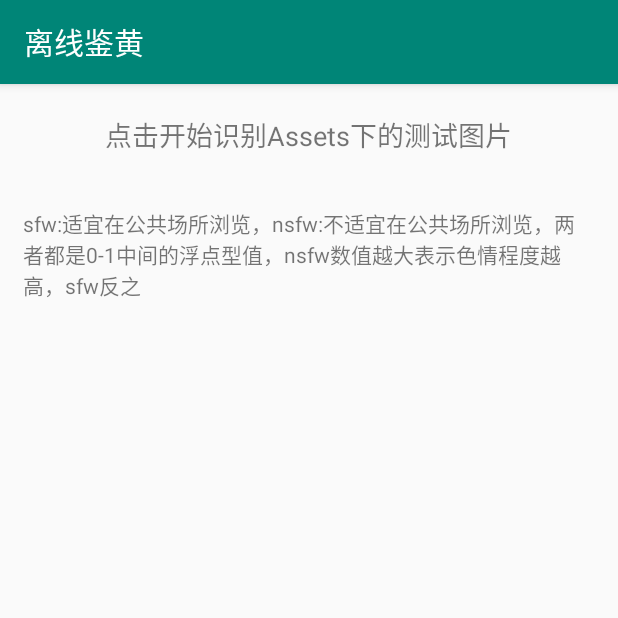
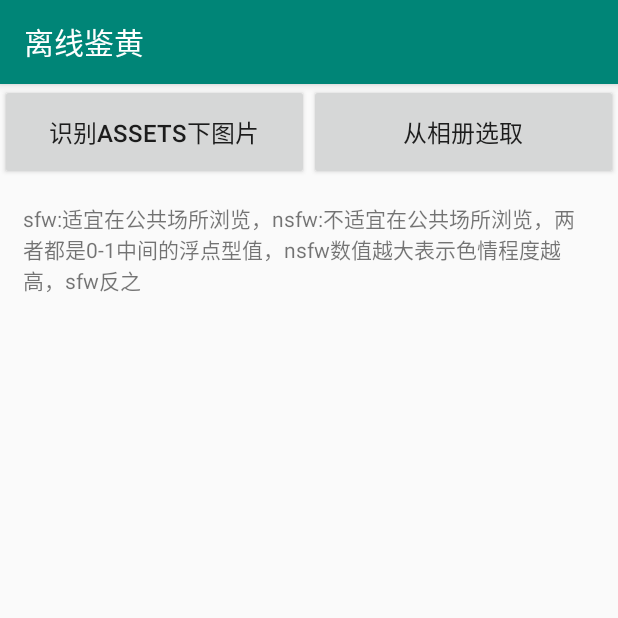
Before and after one commit to devzwy/open_nsfw_android, an Android app: the screen it shows after launch (MainActivity), on a phone screen of 412 x 824 dp, the top half of it. Run offline under Robolectric (Android 15) with nearby library versions, the phone set to English and light mode, and no system bars; libraries missing offline, so code that uses them is left out: com.chad.library, com.luck.picture, org.tensorflow.lite; network calls fail; 1 statement that could not run was skipped.

Commit message:
修复部分图片识别不准确的问题。

```diff
--- a/app/src/main/AndroidManifest.xml
+++ b/app/src/main/AndroidManifest.xml
@@ -1,7 +1,6 @@
 <?xml version="1.0" encoding="utf-8"?>
 <manifest xmlns:android="http://schemas.android.com/apk/res/android"
     package="com.example.open_nsfw_android">
-    <uses-permission android:name="android.permission.CAMERA"/>
     <uses-permission android:name="android.permission.READ_EXTERNAL_STORAGE"/>
     <uses-permission android:name="android.permission.WRITE_EXTERNAL_STORAGE"/>
     <application
@@ -11,6 +10,7 @@
         android:roundIcon="@mipmap/icon"
         android:supportsRtl="true"
         android:theme="@style/AppTheme">
+
         <activity android:name=".MainActivity">
             <intent-filter>
                 <action android:name="android.intent.action.MAIN" />
--- a/app/src/main/java/com/example/open_nsfw_android/MainActivity.kt
+++ b/app/src/main/java/com/example/open_nsfw_android/MainActivity.kt
@@ -1,45 +1,120 @@
 package com.example.open_nsfw_android
 
-import android.annotation.SuppressLint
+import android.content.Intent
 import android.graphics.BitmapFactory
 import android.os.Bundle
 import android.support.v7.app.AppCompatActivity
 import android.support.v7.widget.LinearLayoutManager
+import android.view.View
+import com.luck.picture.lib.PictureSelector
+import com.luck.picture.lib.config.PictureConfig
+import com.luck.picture.lib.config.PictureMimeType
+import com.luck.picture.lib.entity.LocalMedia
 import com.zwy.nsfw.api.NsfwHelper
 import kotlinx.android.synthetic.main.activity_main.*
 
 
-class MainActivity : AppCompatActivity() {
+class MainActivity : AppCompatActivity(), View.OnClickListener {
+
     var nsfwHelper: NsfwHelper? = null
     var mainAdapter: MainAdapter? = null
     var index = 0
-    val listData: ArrayList<MyNsfwBean> = ArrayList<MyNsfwBean>()
-    @SuppressLint("SetTextI18n")
+    var listData: ArrayList<MyNsfwBean> = ArrayList<MyNsfwBean>()
+    var selectList: List<LocalMedia>? = null
+
     override fun onCreate(savedInstanceState: Bundle?) {
         super.onCreate(savedInstanceState)
         setContentView(R.layout.activity_main)
-        //assets 目录下的timg-10.jpeg为正常静态图片  ccc.gif 为动态正常图片 可用作测试
-//        val b = BitmapFactory.decodeStream(resources.assets.open("img/06 (1).jpg"))
-//        iv.setImageBitmap(b)
-        nsfwHelper = NsfwHelper.getInstance(this, true, 1)
+        initNsfwHelper()
+        initAdapter()
+        initClickListener()
+    }
+
+    override fun onClick(v: View) {
+        when (v.id) {
+            R.id.bt_sc_assets -> {
+                reScAssetsImgs()
+            }
+            R.id.bt_sc_from_other -> {
+                PictureSelector.create(this)
+                    .openGallery(PictureMimeType.ofImage())//全部.ofAll()、图片.、视频.ofVideo()、音频.ofAudio()
+                    .maxSelectNum(20)// 最大图片选择数量 int
+                    .minSelectNum(1)// 最小选择数量 int
+                    .imageSpanCount(3)// 每行显示个数 int
+                    .selectionMode(PictureConfig.MULTIPLE)// 多选 or 单选  or PictureConfig.SINGLE
+                    .previewImage(true)// 是否可预览图片 true or false
+                    .isCamera(false)// 是否显示拍照按钮 true or false
+                    .isZoomAnim(true)// 图片列表点击 缩放效果 默认true
+                    .selectionMedia(selectList)
+                    .sizeMultiplier(0.5f)// glide 加载图片大小 0~1之间 如设置 .glideOverride()无效
+                    .previewEggs(true)// 预览图片时 是否增强左右滑动图片体验(图片滑动一半即可看到上一张是否选中) true or false
+                    .forResult(0x01);//结果回调onActivityResult code
+            }
+        }
+    }
+
+
+    override fun onActivityResult(requestCode: Int, resultCode: Int, data: Intent?) {
+        super.onActivityResult(requestCode, resultCode, data)
+        if (requestCode == 0x01 && resultCode == RESULT_OK) {
+            selectList = PictureSelector.obtainMultipleResult(data)
+            if (selectList != null && selectList?.size ?: 0 > 0)
+                reScFromImgs(selectList!!)
+        }
+    }
+
+
+    private fun initClickListener() {
+        bt_sc_assets.setOnClickListener(this)
+        bt_sc_from_other.setOnClickListener(this)
+    }
+
+    private fun initAdapter() {
         mainAdapter = MainAdapter(null)
         rv.layoutManager = LinearLayoutManager(this)
         rv.adapter = mainAdapter
-        tv_start.setOnClickListener {
-            for (a in resources.assets.list("img")) {
-                val path = "img/${a}"
-                val b = BitmapFactory.decodeStream(resources.assets.open(path))
-                listData.add(MyNsfwBean(0f, 0f, path, b))
-                nsfwHelper?.scanBitmap(b) { sfw, nsfw ->
+    }
+
+    private fun initNsfwHelper() {
+        nsfwHelper = NsfwHelper.getInstance(this, false, 1)
+    }
+
+    private fun reScFromImgs(list: List<LocalMedia>) {
+        index = 0
+        mainAdapter?.setNewData(null)
+        listData = ArrayList<MyNsfwBean>()
+        Thread(Runnable {
+            for (lm in list) {
+                val bitmap = BitmapFactory.decodeFile(lm.path)
+                listData.add(MyNsfwBean(0.0f, 0.0f, lm.path, bitmap))
+                nsfwHelper?.scanBitmap(bitmap) { sfw, nsfw ->
                     listData[index].sfw = sfw
                     listData[index].nsfw = nsfw
                     mainAdapter?.addData(listData[index])
                     mainAdapter?.notifyItemInserted(index)
+                    rv.scrollToPosition(index)
                     index++
                 }
             }
+        }).start()
+    }
 
+    private fun reScAssetsImgs() {
+        index = 0
+        mainAdapter?.setNewData(null)
+        listData = ArrayList<MyNsfwBean>()
+        for (a in resources.assets.list("img")) {
+            val path = "img/${a}"
+            val b = BitmapFactory.decodeStream(resources.assets.open(path))
+            listData.add(MyNsfwBean(0f, 0f, path, b))
+            nsfwHelper?.scanBitmap(b) { sfw, nsfw ->
+                listData[index].sfw = sfw
+                listData[index].nsfw = nsfw
+                mainAdapter?.addData(listData[index])
+                mainAdapter?.notifyItemInserted(index)
+                rv.scrollToPosition(index)
+                index++
+            }
         }
-
     }
 }
--- a/app/src/main/java/com/example/open_nsfw_android/MainAdapter.kt
+++ b/app/src/main/java/com/example/open_nsfw_android/MainAdapter.kt
@@ -8,7 +8,7 @@ import android.widget.TextView
 import com.chad.library.adapter.base.BaseQuickAdapter
 import com.chad.library.adapter.base.BaseViewHolder
 
-class MainAdapter(val nsfwList: List<MyNsfwBean>?) :
+class MainAdapter(nsfwList: List<MyNsfwBean>?) :
     BaseQuickAdapter<MyNsfwBean, BaseViewHolder>(R.layout.main_item, nsfwList) {
 
     @SuppressLint("SetTextI18n")
@@ -17,15 +17,15 @@ class MainAdapter(val nsfwList: List<MyNsfwBean>?) :
         val imageView = helper.getView<ImageView>(R.id.iv)
         val view = helper.getView<RelativeLayout>(R.id.view)
         var nsfwStr = "色情图片"
-        var  color = ContextCompat.getColor(mContext,R.color.nsfw1)
+        var color = ContextCompat.getColor(mContext, R.color.nsfw1)
         when (item.nsfw) {
             in 0.0..0.3 -> {
                 nsfwStr = "正常图片"
-                color = ContextCompat.getColor(mContext,R.color.nsfw3)
+                color = ContextCompat.getColor(mContext, R.color.nsfw3)
             }
-            in 0.3..0.7 -> {
+            in 0.3..0.6 -> {
                 nsfwStr = "👙比基尼"
-                color = ContextCompat.getColor(mContext,R.color.nsfw2)
+                color = ContextCompat.getColor(mContext, R.color.nsfw2)
             }
         }
         textView.text =
--- a/app/src/main/res/layout/activity_main.xml
+++ b/app/src/main/res/layout/activity_main.xml
@@ -4,13 +4,26 @@
               android:orientation="vertical"
               android:layout_width="match_parent"
               android:layout_height="match_parent">
-    <TextView android:layout_width="wrap_content" android:layout_height="wrap_content"
-              android:textSize="18sp"
-              android:id="@+id/tv_start"
-              android:gravity="center"
-              android:layout_gravity="center"
-              android:padding="20dp"
-              android:text="点击开始识别Assets下的测试图片"/>
+    <LinearLayout android:layout_width="match_parent"
+                  android:orientation="horizontal"
+                  android:layout_height="wrap_content">
+        <Button android:layout_width="0dp" android:layout_height="wrap_content"
+                android:layout_weight="1"
+                android:textSize="16sp"
+                android:id="@+id/bt_sc_assets"
+                android:gravity="center"
+                android:layout_gravity="center"
+                android:padding="20dp"
+                android:text="@string/str_bt1"/>
+        <Button android:layout_width="0dp" android:layout_height="wrap_content"
+                android:layout_weight="1"
+                android:textSize="16sp"
+                android:id="@+id/bt_sc_from_other"
+                android:gravity="center"
+                android:layout_gravity="center"
+                android:padding="20dp"
+                android:text="从相册选取"/>
+    </LinearLayout>
     <TextView android:layout_width="wrap_content" android:layout_height="wrap_content"
               android:text="sfw:适宜在公共场所浏览，nsfw:不适宜在公共场所浏览，两者都是0-1中间的浮点型值，nsfw数值越大表示色情程度越高，sfw反之"
               android:padding="15dp"
@@ -19,31 +32,4 @@
             android:id="@+id/rv"
             android:layout_width="match_parent"
             android:layout_height="wrap_content"/>
-    <!--<ScrollView android:layout_width="match_parent" android:layout_height="match_parent">-->
-    <!--<LinearLayout android:layout_width="match_parent"-->
-    <!--android:orientation="vertical" android:layout_height="match_parent">-->
-    <!--<Button android:layout_width="wrap_content"-->
-    <!--android:layout_centerHorizontal="true"-->
-    <!--android:text="点击开始识别Assets下的测试图片"-->
-    <!--android:layout_gravity="center"-->
-    <!--android:id="@+id/bt_"-->
-    <!--android:gravity="center"-->
-    <!--android:layout_height="wrap_content"/>-->
-    <!--<TextView android:layout_width="wrap_content" android:layout_height="wrap_content"-->
-    <!--android:layout_below="@+id/bt_"-->
-    <!--android:id="@+id/tv_"-->
-    <!--android:padding="20dp"-->
-    <!--android:text="sfw:适宜在公共场所浏览，nsfw:不适宜在公共场所浏览，两者都是0-1中间的浮点型值，nsfw数值越大表示色情程度越高，sfw反之"/>-->
-    <!--<TextView-->
-    <!--android:id="@+id/tvv"-->
-    <!--android:layout_width="match_parent"-->
-    <!--android:padding="20dp"-->
-    <!--android:textColor="@color/colorAccent"-->
-    <!--android:textSize="16sp"-->
-    <!--android:layout_height="match_parent"/>-->
-
-    <!--</LinearLayout>-->
-    <!--</ScrollView>-->
-
-
 </LinearLayout>
--- a/app/src/main/res/values/colors.xml
+++ b/app/src/main/res/values/colors.xml
@@ -3,9 +3,8 @@
     <color name="colorPrimary">#008577</color>
     <color name="colorPrimaryDark">#00574B</color>
     <color name="semi_transparent">#66000000</color>
-    <color name="nsfw1">#20EE1E0D</color>
+    <color name="nsfw1">#56FF0000</color>
     <color name="nsfw2">#20FD9904</color>
     <color name="nsfw3">#FFFFFF</color>
     <color name="colorAccent">#D81B60</color>
-
 </resources>
--- a/app/src/main/res/values/strings.xml
+++ b/app/src/main/res/values/strings.xml
@@ -1,3 +1,4 @@
 <resources>
     <string name="app_name">离线鉴黄</string>
+    <string name="str_bt1">识别Assets下图片</string>
 </resources>
--- a/nsfw/src/main/AndroidManifest.xml
+++ b/nsfw/src/main/AndroidManifest.xml
@@ -1,4 +1,2 @@
 <manifest package="com.zwy.nsfw" xmlns:android="http://schemas.android.com/apk/res/android">
-    <uses-permission android:name="android.permission.READ_EXTERNAL_STORAGE"/>
-    <uses-permission android:name="android.permission.WRITE_EXTERNAL_STORAGE"/>
 </manifest>
--- a/nsfw/src/main/java/com/zwy/nsfw/Classifier.java
+++ b/nsfw/src/main/java/com/zwy/nsfw/Classifier.java
@@ -15,6 +15,7 @@ import org.opencv.core.Mat;
 import org.opencv.core.Size;
 import org.opencv.imgproc.Imgproc;
 import org.tensorflow.lite.Interpreter;
+import org.tensorflow.lite.Tensor;
 import org.tensorflow.lite.gpu.GpuDelegate;
 
 import java.io.FileInputStream;
@@ -24,13 +25,22 @@ import java.nio.ByteOrder;
 import java.nio.MappedByteBuffer;
 import java.nio.channels.FileChannel;
 
-/**
- * A classifier specialized to label images using TensorFlow Lite.
- */
-public abstract class Classifier {
+import static java.lang.Math.max;
+
+public class Classifier {
 
     public static final String TAG = "open_nsfw_android";
 
+    /**
+     * tensor input img size
+     */
+    private final int INPUT_WIDTH = 224;
+    private final int INPUT_HEIGHT = 224;
+
+    /**
+     * BytesPerChannel
+     */
+    private final int BYTES_PER_CHANNEL_NUM = 4;
     /**
      * Dimensions of inputs.
      */
@@ -41,20 +51,12 @@ public abstract class Classifier {
     /**
      * Preallocated buffers for storing image data in.
      */
-    private int[] intValues = new int[224 * 224];
-
-    /**
-     * Options for configuring the Interpreter.
-     */
-    private final Interpreter.Options tfliteOptions = new Interpreter.Options();
+    private int[] intValues = new int[INPUT_WIDTH * INPUT_HEIGHT];
 
     /**
      * The loaded TensorFlow Lite model.
      */
     private MappedByteBuffer tfliteModel;
-
-    /** Labels corresponding to the output of the vision model. */
-//  private List<String> labels;
 
     /**
      * Optional GPU delegate for accleration.
@@ -64,34 +66,29 @@ public abstract class Classifier {
     /**
      * An instance of the driver class to run model inference with Tensorflow Lite.
      */
-    protected Interpreter tflite;
+    private Interpreter tflite;
 
     /**
      * A ByteBuffer to hold image data, to be feed into Tensorflow Lite as inputs.
      */
-    protected ByteBuffer imgData = null;
+    private ByteBuffer imgData;
 
     /**
      * Creates a classifier with the provided configuration.
      *
-     * @param activity   The current Activity.
-     * @param numThreads The number of threads to use for classification.
+     * @param activity         The current Activity.
+     * @param isAddGpuDelegate Add gpu delegate
+     * @param numThreads       The number of threads to use for classification.
      * @return A classifier with the desired configuration.
      */
     public static Classifier create(Activity activity, Boolean isAddGpuDelegate, int numThreads)
             throws IOException {
-        return new ClassifierFloatMobileNet(activity, isAddGpuDelegate, numThreads);
+        return new Classifier(activity, isAddGpuDelegate, numThreads);
     }
 
-    /**
-     * An immutable result returned by a Classifier describing what was recognized.
-     */
-
-    /**
-     * Initializes a {@code Classifier}.
-     */
-    protected Classifier(Activity activity, Boolean isGPU, int numThreads) throws IOException {
+    private Classifier(Activity activity, Boolean isGPU, int numThreads) throws IOException {
         tfliteModel = loadModelFile(activity);
+        Interpreter.Options tfliteOptions = new Interpreter.Options();
         if (isGPU) {
             gpuDelegate = new GpuDelegate();
             tfliteOptions.addDelegate(gpuDelegate);
@@ -101,14 +98,15 @@ public abstract class Classifier {
         imgData =
                 ByteBuffer.allocateDirect(
                         DIM_BATCH_SIZE
-                                * getImageSizeX()
-                                * getImageSizeY()
+                                * INPUT_WIDTH
+                                * INPUT_HEIGHT
                                 * DIM_PIXEL_SIZE
-                                * getNumBytesPerChannel());
+                                * BYTES_PER_CHANNEL_NUM);
+
         imgData.order(ByteOrder.LITTLE_ENDIAN);
-        if (OpenCVLoader.initDebug()){
+        if (OpenCVLoader.initDebug()) {
             Log.d(TAG, "OpenCv Initialization Success.");
-        }else {
+        } else {
             Log.e(TAG, "OpenCv Initialization Error.");
         }
         Log.d(TAG, "Tensorflow Lite Image Classifier Initialization Success.");
@@ -118,13 +116,14 @@ public abstract class Classifier {
      * Memory-map the model file in Assets.
      */
     private MappedByteBuffer loadModelFile(Activity activity) throws IOException {
-        AssetFileDescriptor fileDescriptor = activity.getAssets().openFd(getModelPath());
+        AssetFileDescriptor fileDescriptor = activity.getAssets().openFd("nsfw.tflite");
         FileInputStream inputStream = new FileInputStream(fileDescriptor.getFileDescriptor());
         FileChannel fileChannel = inputStream.getChannel();
         long startOffset = fileDescriptor.getStartOffset();
         long declaredLength = fileDescriptor.getDeclaredLength();
         return fileChannel.map(FileChannel.MapMode.READ_ONLY, startOffset, declaredLength);
     }
+
 
     /**
      * Writes Image data into a {@code ByteBuffer}.
@@ -137,13 +136,19 @@ public abstract class Classifier {
         Matrix m = new Matrix();
         m.setScale(-1, 1);//水平翻转
         Bitmap reversePic = Bitmap.createBitmap(bitmap_, 0, 0, bitmap_.getWidth(), bitmap_.getHeight(), m, true);
+        int W = bitmap_.getWidth();
+        int H = bitmap_.getHeight();
+
+        int w_off = max((W - INPUT_WIDTH) / 2, 0);
+        int h_off = max((H - INPUT_HEIGHT) / 2, 0);
+
         //把每个像素的颜色值转为int 存入intValues
-        reversePic.getPixels(intValues, 0, 224, 16, 16, 224, 224);
+        reversePic.getPixels(intValues, 0, INPUT_WIDTH, h_off, w_off, INPUT_WIDTH, INPUT_HEIGHT);
         // Convert the image to floating point.
         int pixel = 0;
         long startTime = SystemClock.uptimeMillis();
-        for (int i = 16; i < 240; ++i) {
-            for (int j = 16; j < 240; ++j) {
+        for (int i = h_off; i < h_off + INPUT_HEIGHT; ++i) {
+            for (int j = w_off; j < w_off + INPUT_WIDTH; ++j) {
                 final int color = intValues[pixel++];
                 int r1 = Color.red(color);
                 int g1 = Color.green(color);
@@ -163,20 +168,34 @@ public abstract class Classifier {
     }
 
     public NsfwBean run(Bitmap bitmap) {
+
         Mat mat = new Mat();
-        Utils.bitmapToMat(bitmap, mat, false);
-        //线性采样
+        //add alpha
+        Utils.bitmapToMat(bitmap.copy(Bitmap.Config.ARGB_8888, false), mat, true);
+
         Mat mat1 = new Mat();
-        Imgproc.resize(mat, mat1, new Size(256, 256), 0, 0, Imgproc.INTER_CUBIC);
-        Bitmap bitmap_256 = Bitmap.createBitmap(256, 256, Bitmap.Config.RGB_565);
+        //将原bitmap双线性采样为256*256大小
+        Imgproc.resize(mat, mat1, new Size(256, 256), 0, 0, Imgproc.INTER_LINEAR);
+        //add alpha
+        Bitmap bitmap_256 = Bitmap.createBitmap(256, 256, Bitmap.Config.ARGB_8888);
+        //convert
         Utils.matToBitmap(mat1, bitmap_256);
+        //Writes image data into byteBuffer
         convertBitmapToByteBuffer(bitmap_256);
         long startTime = SystemClock.uptimeMillis();
-        float[][] labelProbArray = new float[1][2];
-        tflite.run(imgData, labelProbArray);
+        // out
+        float[][] outArray = new float[1][2];
+        Tensor aa = tflite.getInputTensor(tflite.getInputIndex("input"));
+        Log.d(TAG, "dataType : " + aa.dataType());
+        Log.d(TAG, "numBytes : " + aa.numBytes());
+        Log.d(TAG, "numDimensions : " + aa.numDimensions());
+        Log.d(TAG, "numElements : " + aa.numElements());
+        Log.d(TAG, "shape : " + aa.shape().length);
+        Log.d(TAG, "lastImgData : " + imgData);
+        tflite.run(imgData, outArray);
         long endTime = SystemClock.uptimeMillis();
         Log.d(TAG, "Timecost to run model inference: " + (endTime - startTime) + "ms");
-        return new NsfwBean(labelProbArray[0][0], labelProbArray[0][1]);
+        return new NsfwBean(outArray[0][0], outArray[0][1]);
     }
 
 
@@ -195,33 +214,4 @@ public abstract class Classifier {
         tfliteModel = null;
     }
 
-    /**
-     * Get the image size along the x axis.
-     *
-     * @return
-     */
-    public abstract int getImageSizeX();
-
-    /**
-     * Get the image size along the y axis.
-     *
-     * @return
-     */
-    public abstract int getImageSizeY();
-
-    /**
-     * Get the name of the model file stored in Assets.
-     *
-     * @return
-     */
-    protected abstract String getModelPath();
-
-
-    /**
-     * Get the number of bytes that is used to store a single color channel value.
-     *
-     * @return
-     */
-    protected abstract int getNumBytesPerChannel();
-
 }
--- a/nsfw/src/main/java/com/zwy/nsfw/ClassifierFloatMobileNet.java
+++ /dev/null
@@ -1,53 +0,0 @@
-/* Copyright 2019 The TensorFlow Authors. All Rights Reserved.
-
-Licensed under the Apache License, Version 2.0 (the "License");
-you may not use this file except in compliance with the License.
-You may obtain a copy of the License at
-
-  http://www.apache.org/licenses/LICENSE-2.0
-
-Unless required by applicable law or agreed to in writing, software
-distributed under the License is distributed on an "AS IS" BASIS,
-WITHOUT WARRANTIES OR CONDITIONS OF ANY KIND, either express or implied.
-See the License for the specific language governing permissions and
-limitations under the License.
-==============================================================================*/
-
-package com.zwy.nsfw;
-
-import android.app.Activity;
-
-import java.io.IOException;
-
-/**
- * This TensorFlowLite classifier works with the float MobileNet model.
- */
-public class ClassifierFloatMobileNet extends Classifier {
-
-
-    public ClassifierFloatMobileNet(Activity activity, Boolean isAddGpuDelegate, int numThreads)
-            throws IOException {
-        super(activity, isAddGpuDelegate, numThreads);
-    }
-
-    @Override
-    public int getImageSizeX() {
-        return 224;
-    }
-
-    @Override
-    public int getImageSizeY() {
-        return 224;
-    }
-
-    @Override
-    protected String getModelPath() {
-        return "nsfw.tflite";
-    }
-
-    @Override
-    protected int getNumBytesPerChannel() {
-        return 4;
-    }
-
-}
```
Also changed, not shown: app/build.gradle (+5 -2 lines), 177 other files.
